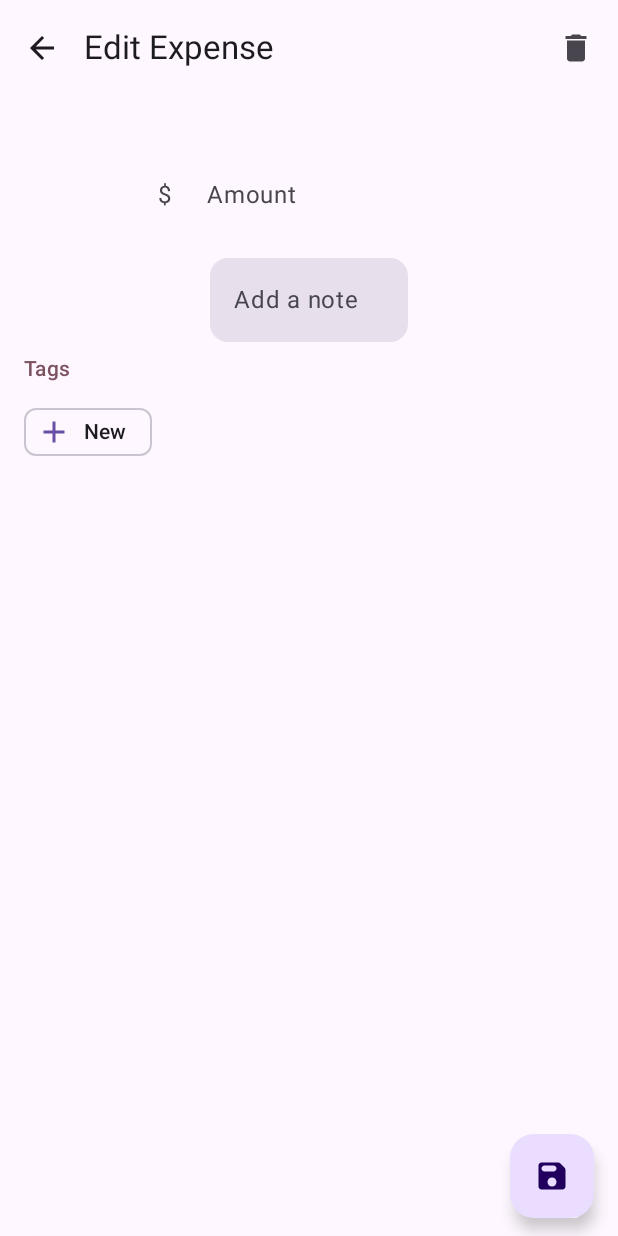
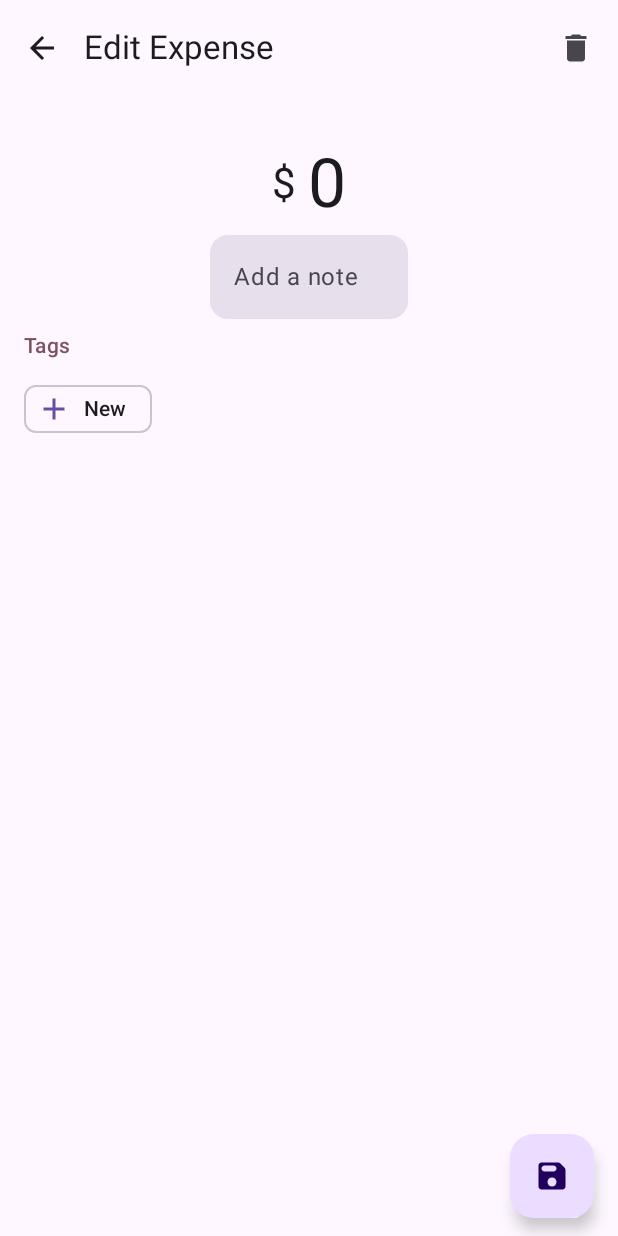
Before and after one commit to RemijiusBrian/mind-your-money, an Android app built with Jetpack Compose: the @Preview function PreviewScreenContent, on a phone screen of 412 x 824 dp. Run offline under Robolectric (Android 15) with nearby library versions, the phone set to English and light mode, and no system bars; our stand-ins replace Timber; 2 statements that could not run were skipped.

Commit message:
Changed Amount to MinWidthTextField

```diff
--- /dev/null
+++ b/app/src/main/java/dev/ridill/mym/core/ui/components/TextField.kt
@@ -0,0 +1,97 @@
+package dev.ridill.mym.core.ui.components
+
+import androidx.compose.animation.AnimatedVisibility
+import androidx.compose.foundation.interaction.MutableInteractionSource
+import androidx.compose.foundation.layout.Box
+import androidx.compose.foundation.layout.IntrinsicSize
+import androidx.compose.foundation.layout.Row
+import androidx.compose.foundation.layout.width
+import androidx.compose.foundation.text.BasicTextField
+import androidx.compose.foundation.text.KeyboardActions
+import androidx.compose.foundation.text.KeyboardOptions
+import androidx.compose.material3.MaterialTheme
+import androidx.compose.material3.ProvideTextStyle
+import androidx.compose.material3.Text
+import androidx.compose.runtime.Composable
+import androidx.compose.runtime.remember
+import androidx.compose.ui.Alignment
+import androidx.compose.ui.Modifier
+import androidx.compose.ui.graphics.Color
+import androidx.compose.ui.graphics.SolidColor
+import androidx.compose.ui.text.TextLayoutResult
+import androidx.compose.ui.text.TextStyle
+import androidx.compose.ui.text.input.VisualTransformation
+import dev.ridill.mym.core.ui.theme.ContentAlpha
+import dev.ridill.mym.core.ui.theme.SpacingSmall
+
+@Composable
+fun MinWidthTextField(
+    value: String,
+    onValueChange: (String) -> Unit,
+    modifier: Modifier = Modifier,
+    placeholder: String? = null,
+    enabled: Boolean = true,
+    readOnly: Boolean = false,
+    textStyle: TextStyle = TextStyle.Default,
+    keyboardOptions: KeyboardOptions = KeyboardOptions.Default,
+    keyboardActions: KeyboardActions = KeyboardActions.Default,
+    singleLine: Boolean = true,
+    maxLines: Int = if (singleLine) 1 else Int.MAX_VALUE,
+    minLines: Int = 1,
+    visualTransformation: VisualTransformation = VisualTransformation.None,
+    onTextLayout: (TextLayoutResult) -> Unit = {},
+    interactionSource: MutableInteractionSource = remember { MutableInteractionSource() },
+    leadingIcon: @Composable (() -> Unit)? = null,
+    trailingIcon: @Composable (() -> Unit)? = null,
+    contentColor: Color = MaterialTheme.colorScheme.onSurface
+) {
+    BasicTextField(
+        value = value,
+        onValueChange = onValueChange,
+        modifier = modifier,
+        keyboardOptions = keyboardOptions,
+        keyboardActions = keyboardActions,
+        textStyle = textStyle
+            .copy(color = contentColor),
+        cursorBrush = SolidColor(contentColor),
+        singleLine = singleLine,
+        maxLines = maxLines,
+        minLines = minLines,
+        visualTransformation = visualTransformation,
+        onTextLayout = onTextLayout,
+        interactionSource = interactionSource,
+        enabled = enabled,
+        readOnly = readOnly,
+        decorationBox = { innerTextField ->
+            ProvideTextStyle(value = textStyle) {
+                Row(
+                    verticalAlignment = Alignment.CenterVertically,
+                    modifier = Modifier
+                        .width(IntrinsicSize.Min)
+                ) {
+                    leadingIcon?.let { icon ->
+                        icon()
+                        HorizontalSpacer(spacing = SpacingSmall)
+                    }
+                    Box(
+                        contentAlignment = Alignment.CenterStart
+                    ) {
+                        placeholder?.let {
+                            this@Row.AnimatedVisibility(visible = value.isEmpty()) {
+                                Text(
+                                    text = it,
+                                    color = contentColor.copy(alpha = ContentAlpha.PERCENT_32)
+                                )
+                            }
+                        }
+                        innerTextField()
+                    }
+                    trailingIcon?.let { icon ->
+                        HorizontalSpacer(spacing = SpacingSmall)
+                        icon()
+                    }
+                }
+            }
+        }
+    )
+}
--- a/app/src/main/java/dev/ridill/mym/expenses/presentation/ExpenseDetailsScreen.kt
+++ b/app/src/main/java/dev/ridill/mym/expenses/presentation/ExpenseDetailsScreen.kt
@@ -192,26 +192,22 @@ private fun ScreenContent(
                 horizontalAlignment = Alignment.CenterHorizontally,
                 verticalArrangement = Arrangement.spacedBy(SpacingSmall)
             ) {
-                TextField(
+                MinWidthTextField(
                     value = amount,
                     onValueChange = onAmountChange,
+                    textStyle = MaterialTheme.typography.displayMedium,
+                    leadingIcon = {
+                        Text(
+                            text = Formatter.defaultCurrencySymbol(),
+                            style = MaterialTheme.typography.headlineMedium,
+                            color = MaterialTheme.colorScheme.onSurface
+                        )
+                    },
+                    placeholder = Int.Zero.toString(),
                     keyboardOptions = KeyboardOptions(
                         keyboardType = KeyboardType.Number,
                         imeAction = ImeAction.Next
-                    ),
-                    colors = TextFieldDefaults.textFieldColors(
-                        containerColor = Color.Transparent,
-                        focusedIndicatorColor = Color.Transparent,
-                        unfocusedIndicatorColor = Color.Transparent
-                    ),
-                    leadingIcon = { Text(Formatter.defaultCurrencySymbol()) },
-                    placeholder = { Text(stringResource(R.string.amount)) },
-                    modifier = Modifier
-                        .defaultMinSize(minWidth = InputFieldMinWidth)
-                        .widthIn(min = InputFieldMinWidth, max = InputFieldMaxWidth),
-                    textStyle = MaterialTheme.typography.headlineMedium
-                        .copy(textAlign = TextAlign.Center),
-                    singleLine = true
+                    )
                 )
 
                 TextField(
@@ -239,8 +235,7 @@ private fun ScreenContent(
                     keyboardActions = KeyboardActions(
                         onDone = { onSave() }
                     ),
-                    placeholder = { Text(stringResource(R.string.add_note)) },
-                    maxLines = 2
+                    placeholder = { Text(stringResource(R.string.add_note)) }
                 )
 
                 Tags(
@@ -277,7 +272,6 @@ private fun ScreenContent(
 private val InputFieldMinWidth = 80.dp
 private val InputFieldMaxWidth = 240.dp
 
-@OptIn(ExperimentalLayoutApi::class)
 @Composable
 private fun Tags(
     tagsList: List<Tag>,
```
